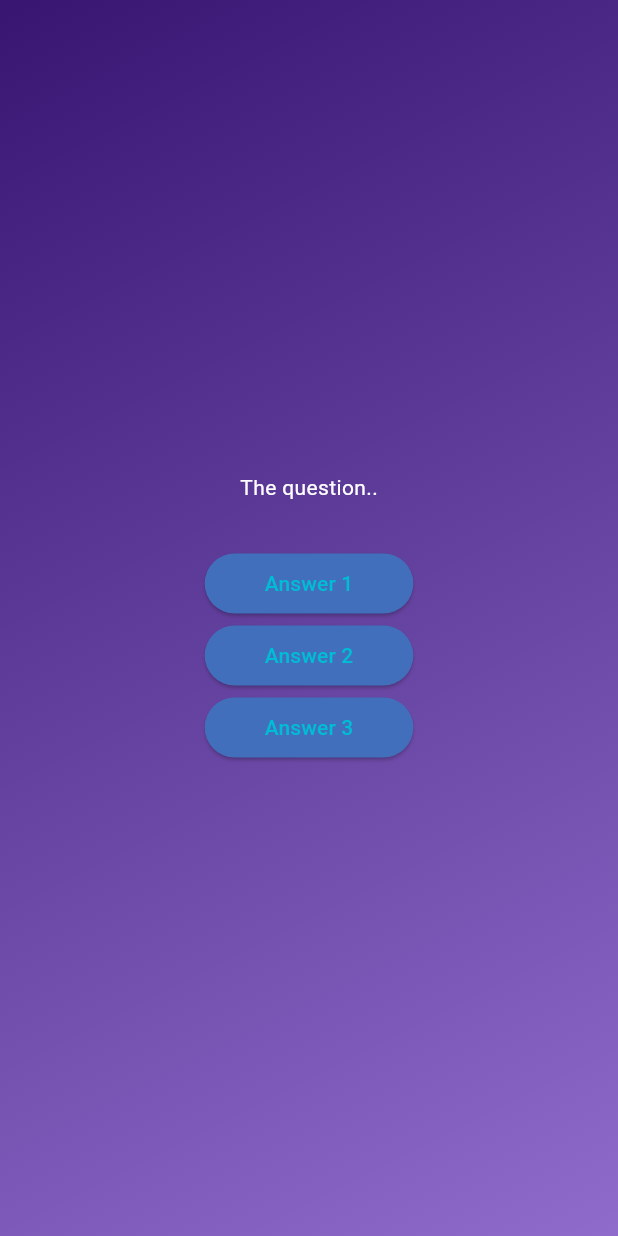
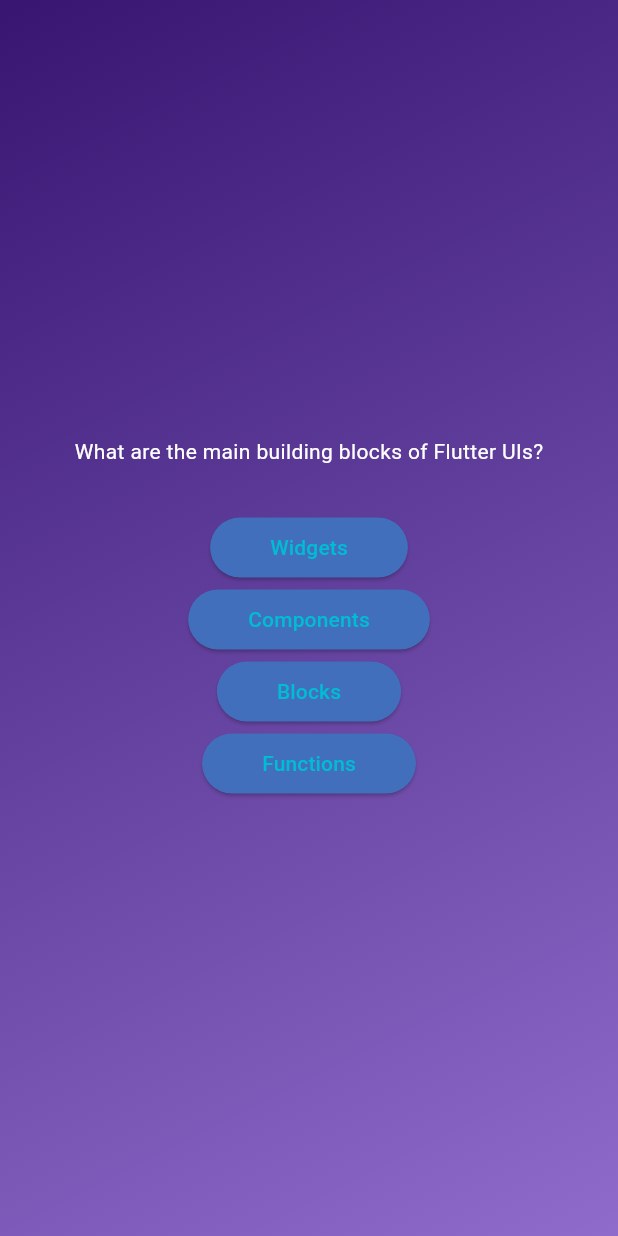
Before and after one commit to link2shoaibansari/Quiz_App, a Flutter app: the screen it shows after launch, after a tap on "Start Quiz!!", on a phone screen of 412 x 824 dp. Run offline on Flutter 3.47's test engine with Material 3 defaults, Android fonts, the phone set to English and light mode, and no system bars.

Commit message:
spreading values, and more ways to display questions and their options
Using spreading values(...), no need of defining answer code separately.

Syntax:
...currentQuestion.answers.map((answer)
 {
   return AnswerButton(
answerText: answer,
 onTap: () {});

```diff
--- a/lib/ques_screen.dart
+++ b/lib/ques_screen.dart
@@ -1,5 +1,6 @@
 import 'package:flutter/material.dart';
 import 'package:quiz_app/answer_button.dart';
+import 'package:quiz_app/data/questions.dart';
 
 class QuesScreen extends StatefulWidget {
   const QuesScreen({super.key});
@@ -12,6 +13,8 @@ class QuesScreen extends StatefulWidget {
 class _QuesContent extends State<QuesScreen> {
   @override
   Widget build(context) {
+    final currentQuestion = questions[0];
+
     // return const Text("Questions are Here!!");
     // now we want to display qustion and below that their answers:
     return SizedBox(
@@ -21,18 +24,28 @@ class _QuesContent extends State<QuesScreen> {
         mainAxisAlignment:
             MainAxisAlignment.center, //content at center of screen
         children: [
-          Text('The question..', style: TextStyle(color: Colors.white)),
+          Text(
+            // 'The question..',
+            currentQuestion.text,  // calling question list index at [0]
+            style: const TextStyle(color: Colors.white),
+          ),
           SizedBox(height: 30),
-          AnswerButton(
-            answerText: 'Answer 1',
-            onTap: () {}),
-          AnswerButton(
-            answerText: 'Answer 2',
-            onTap: () {}),
-          AnswerButton(
-            answerText: 'Answer 3',
-            onTap: () {}),
-          ],
+
+          // spreading values(...)
+          ...currentQuestion.answers.map((answer) {
+            return AnswerButton(answerText: answer, onTap: () {});
+          })
+
+          // using spreadin values(...), no need of defining
+          // below code seperately
+
+          // accessing answers list index wise:
+          //although writing code repeatedly is not recommended
+        //   AnswerButton(answerText: currentQuestion.answers[0], onTap: () {}),
+        //   AnswerButton(answerText: currentQuestion.answers[1], onTap: () {}),
+        //   AnswerButton(answerText: currentQuestion.answers[2], onTap: () {}),
+        //   AnswerButton(answerText: currentQuestion.answers[3], onTap: () {}),
+        ],
       ),
     );
   }
```
